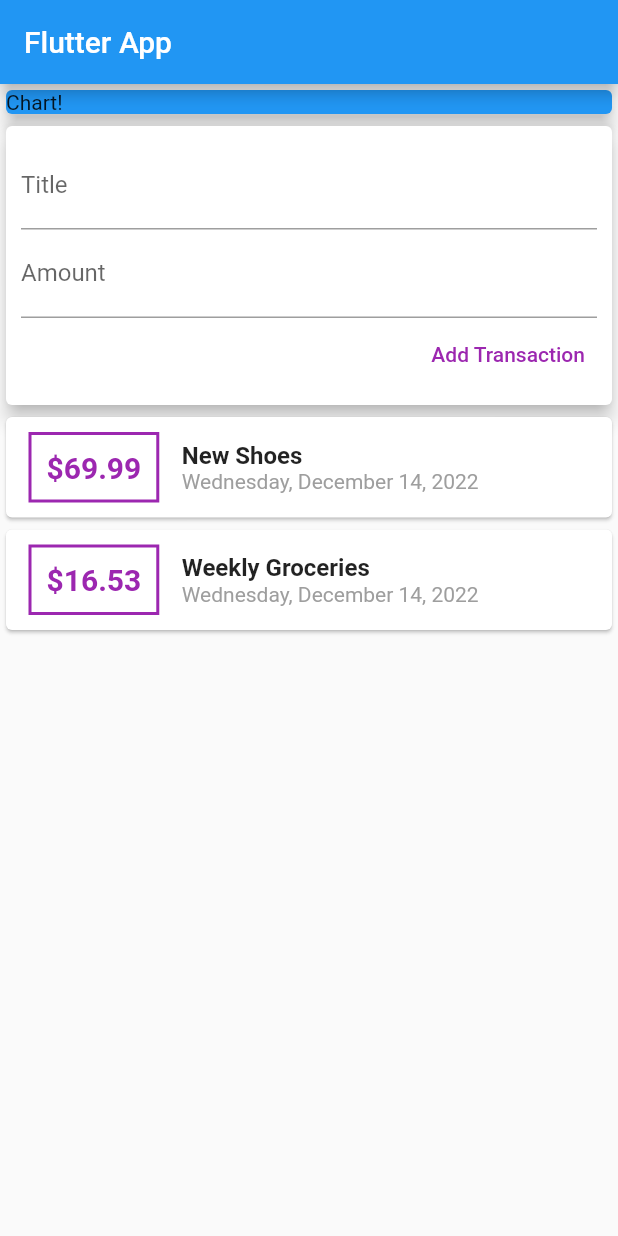
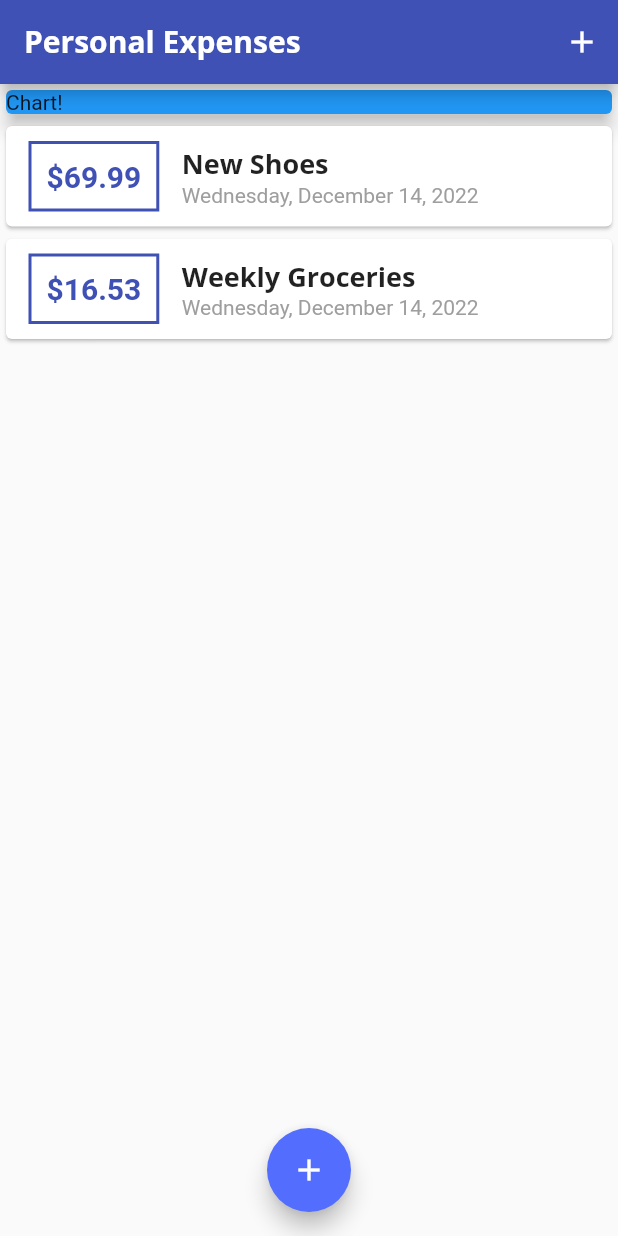
Before and after one commit to mouradcherif/expenseplanner, a Flutter app: the screen it shows after launch, on a phone screen of 412 x 824 dp. Run offline on Flutter 3.47's test engine with Material 2 defaults, Android fonts, the light colour scheme and no system bars.

Commit message:
Theme update

```diff
--- a/lib/main.dart
+++ b/lib/main.dart
@@ -1,5 +1,7 @@
 import 'package:flutter/material.dart';
-import './widgets/user_transaction.dart';
+import 'package:flutter_complete_guide/widgets/transaction_list.dart';
+import './widgets/new_transaction.dart';
+import './models/transaction.dart';
 
 void main() => runApp(MyApp());
 
@@ -7,18 +9,93 @@ class MyApp extends StatelessWidget {
   @override
   Widget build(BuildContext context) {
     return MaterialApp(
-      title: 'ExP',
+      title: 'Personal Expenses',
+      theme: ThemeData(
+        primarySwatch: Colors.indigo,
+        accentColor: Colors.indigoAccent,
+        fontFamily: 'QuickSans',
+        textTheme: ThemeData.light().textTheme.copyWith(
+              titleMedium: TextStyle(
+                fontFamily: 'OpenSans',
+                fontWeight: FontWeight.bold,
+                fontSize: 18,
+              ),
+            ),
+        appBarTheme: AppBarTheme(
+          textTheme: ThemeData.light().textTheme.copyWith(
+                headline6: TextStyle(
+                  fontFamily: 'OpenSans',
+                  fontSize: 20,
+                  fontWeight: FontWeight.bold,
+                ),
+              ),
+        ),
+      ),
       home: MyHomePage(),
     );
   }
 }
 
-class MyHomePage extends StatelessWidget {
+class MyHomePage extends StatefulWidget {
+  @override
+  State<MyHomePage> createState() => _MyHomePageState();
+}
+
+class _MyHomePageState extends State<MyHomePage> {
+  final List<Transaction> _userTransactions = [
+    Transaction(
+      id: 't1',
+      title: 'New Shoes',
+      amount: 69.99,
+      date: DateTime.now(),
+    ),
+    Transaction(
+      id: 't2',
+      title: 'Weekly Groceries',
+      amount: 16.53,
+      date: DateTime.now(),
+    ),
+  ];
+
+  void _addNewTransaction(String txTitle, double txAmount) {
+    final newTx = Transaction(
+      title: txTitle,
+      amount: txAmount,
+      date: DateTime.now(),
+      id: DateTime.now().toString(),
+    );
+
+    setState(() {
+      _userTransactions.add(newTx);
+    });
+  }
+
+  void _startAddNewTransaction(BuildContext ctx) {
+    showModalBottomSheet(
+      context: ctx,
+      builder: (bCtx) {
+        return GestureDetector(
+          onTap: () {},
+          child: NewTransaction(_addNewTransaction),
+          behavior: HitTestBehavior.opaque,
+        );
+      },
+    );
+  }
+
   @override
   Widget build(BuildContext context) {
     return Scaffold(
       appBar: AppBar(
-        title: Text('Flutter App'),
+        title: Text(
+          'Personal Expenses',
+        ),
+        actions: [
+          IconButton(
+            icon: Icon(Icons.add),
+            onPressed: () => _startAddNewTransaction(context),
+          ),
+        ],
       ),
       body: SingleChildScrollView(
         child: Column(
@@ -33,9 +110,14 @@ class MyHomePage extends StatelessWidget {
                 elevation: 5,
               ),
             ),
-            UserTransaction()
+            TransactionList(_userTransactions),
           ],
         ),
+      ),
+      floatingActionButtonLocation: FloatingActionButtonLocation.centerFloat,
+      floatingActionButton: FloatingActionButton(
+        child: Icon(Icons.add),
+        onPressed: () => _startAddNewTransaction(context),
       ),
     );
   }
--- a/lib/widgets/transaction_list.dart
+++ b/lib/widgets/transaction_list.dart
@@ -24,17 +24,17 @@ class TransactionList extends StatelessWidget {
                   ),
                   decoration: BoxDecoration(
                     border: Border.all(
-                      color: Colors.purple,
+                      color: Theme.of(context).primaryColor,
                       width: 2,
                     ),
                   ),
                   padding: EdgeInsets.all(10),
                   child: Text(
-                    '\$${transactions[index].amount}',
+                    '\$${transactions[index].amount.toStringAsFixed(2)}',
                     style: TextStyle(
                       fontWeight: FontWeight.bold,
                       fontSize: 20,
-                      color: Colors.purple,
+                      color: Theme.of(context).primaryColor,
                     ),
                   ),
                 ),
@@ -43,10 +43,7 @@ class TransactionList extends StatelessWidget {
                   children: <Widget>[
                     Text(
                       transactions[index].title,
-                      style: TextStyle(
-                        fontSize: 16,
-                        fontWeight: FontWeight.bold,
-                      ),
+                      style: Theme.of(context).textTheme.titleMedium,
                     ),
                     Text(
                       DateFormat.yMMMMEEEEd().format(transactions[index].date),
```
Also changed, not shown: lib/widgets/new_transaction.dart (+34 -12 lines), pubspec.yaml (+11 -11 lines), assets/fonts/OpenSans-Bold.ttf (added), assets/fonts/OpenSans-Regular.ttf (added), assets/fonts/Quicksand-Bold.ttf (added), assets/fonts/Quicksand-Light.ttf (added), assets/fonts/Quicksand-Medium.ttf (added), assets/fonts/Quicksand-Regular.ttf (added).
